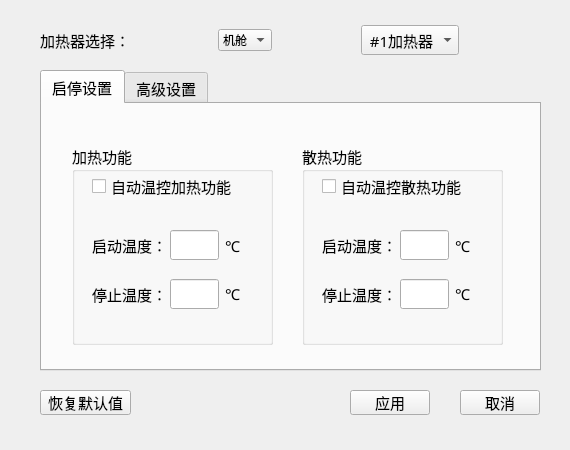
The window that cheaterparametersettings.ui (samier958/heaterClient) describes before a commit, drawn with Qt 5.
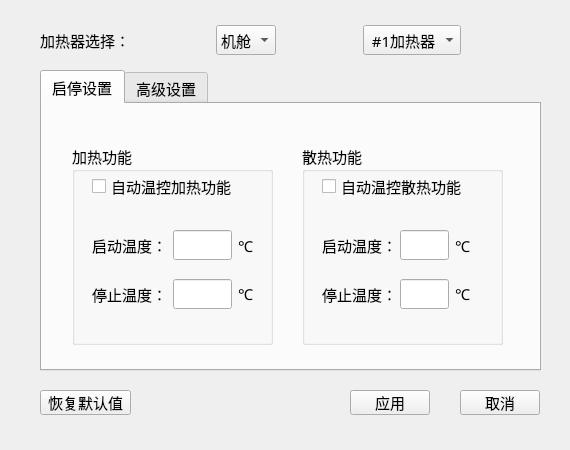
The same window after the commit.

What changed in the file:
```diff
--- a/cheaterparametersettings.ui
+++ b/cheaterparametersettings.ui
@@ -65,7 +65,7 @@
        <rect>
         <x>20</x>
         <y>80</y>
-        <width>148</width>
+        <width>161</width>
         <height>91</height>
        </rect>
       </property>
@@ -534,6 +534,12 @@
     </item>
     <item>
      <widget class="QComboBox" name="heaterGroupSwith">
+      <property name="font">
+       <font>
+        <family>宋体</family>
+        <pointsize>11</pointsize>
+       </font>
+      </property>
       <item>
        <property name="text">
         <string>机舱</string>
```
Left out of the diff: 3 changed lines with no effect on the pictures.
